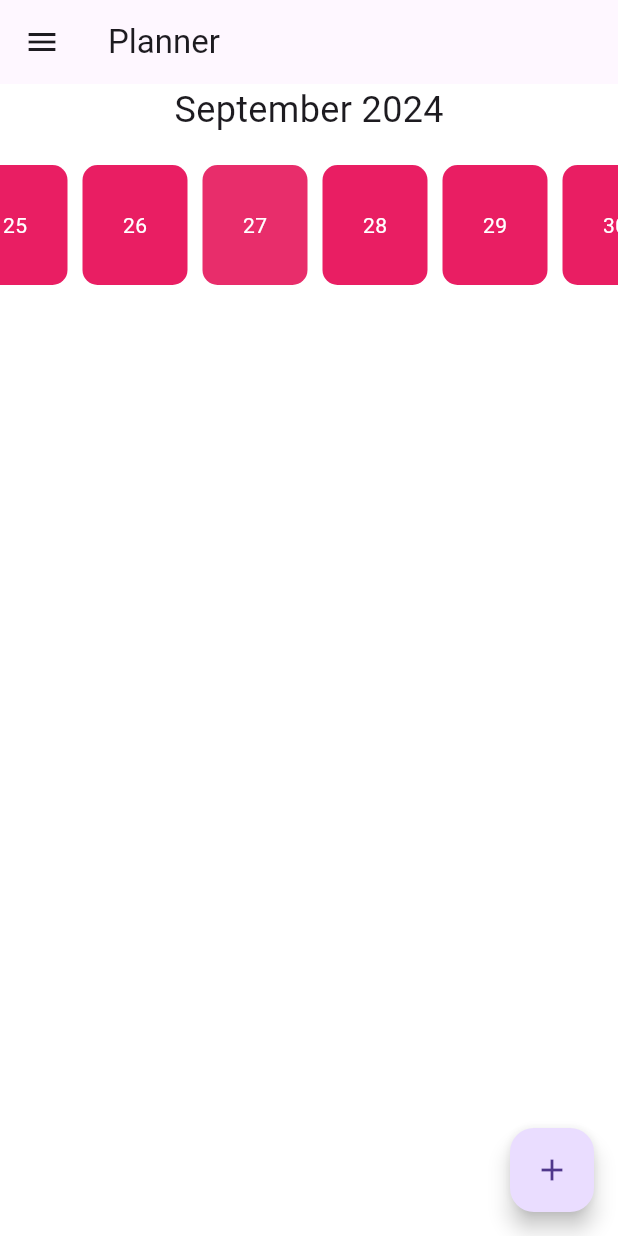
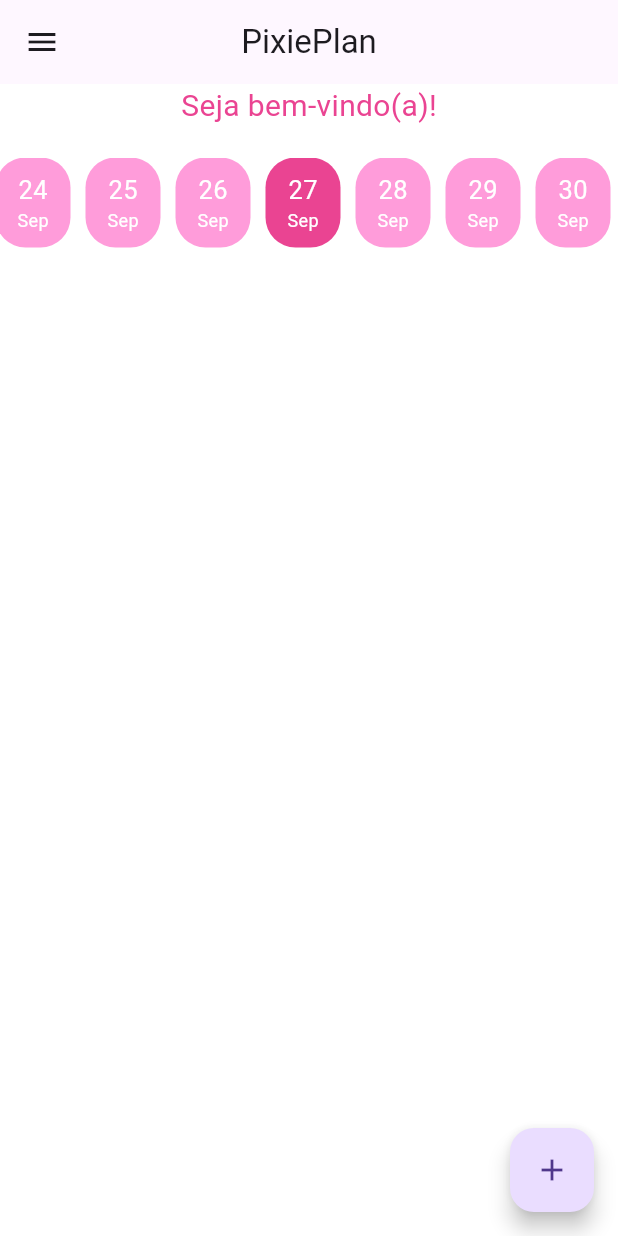
Before and after one commit to Debsmmaia/PixiePlan, a Flutter app: the screen it shows after launch, on a phone screen of 412 x 824 dp. Run offline on Flutter 3.47's test engine with Material 3 defaults, Android fonts, the phone set to English and light mode, and no system bars.

Commit message:
Mudança nos botões de dia da semana

```diff
--- a/lib/main.dart
+++ b/lib/main.dart
@@ -9,12 +9,12 @@ class MyApp extends StatelessWidget {
   @override
   Widget build(BuildContext context) {
     return MaterialApp(
-      title: 'Flutter Hello World',
+      title: 'Trabalho final',
       theme: ThemeData(
         primaryColor: Color(0xFFFFB2C1), // Rosa Claro
         scaffoldBackgroundColor: Colors.white, // Fundo Branco
       ),
-      home: const MyHomePage(title: 'Planner'),
+      home: const MyHomePage(title: 'PixiePlan'),
     );
   }
 }
@@ -74,6 +74,7 @@ class _MyHomePageState extends State<MyHomePage> {
       ),
       appBar: AppBar(
         title: Text(widget.title),
+        centerTitle: true,
       ),
       body: page,
       floatingActionButton: FloatingActionButton(
@@ -123,13 +124,13 @@ class PlannerPage extends StatelessWidget {
       children: [
         Center(
           child: Text(
-            DateFormat('MMMM yyyy').format(now), // Mês e ano atual
-            style: TextStyle(fontSize: 24),
+            'Seja bem-vindo(a)!',
+            style: TextStyle(fontSize: 20, color: Color(0xffea4492)),
           ),
         ),
         SizedBox(height: 20), // Espaçamento
         Container(
-          height: 80, // Altura do ListView horizontal
+          height: 60,
           child: ListView.builder(
             scrollDirection: Axis.horizontal, // Rolagem horizontal
             itemCount: days.length, // Número de dias
@@ -144,22 +145,35 @@ class PlannerPage extends StatelessWidget {
 
               return GestureDetector(
                 onTap: () {
-                  // Ação ao clicar no dia
-                  print(
-                      'Dia ${day.day} de ${DateFormat('MMMM').format(day)} selecionado');
+                  // modificar a página home
                 },
                 child: Container(
-                  width: 70,
+                  width: 50,
                   margin: EdgeInsets.symmetric(horizontal: 5),
+                  padding: EdgeInsets.symmetric(horizontal: 5),
                   decoration: BoxDecoration(
-                    color:
-                        isToday ? Color(0xffe82d6b) : Colors.pink, // Cor do dia
-                    borderRadius: BorderRadius.circular(10),
+                    color: isToday ? Color(0xffea4492) : Color(0xffff9cda),
+                    borderRadius: BorderRadius.circular(20),
                   ),
                   child: Center(
-                    child: Text(
-                      '${day.day}', // Mostra o dia
-                      style: TextStyle(color: Colors.white),
+                    child: Column(
+                      mainAxisAlignment:
+                          MainAxisAlignment.center, // Centraliza o conteúdo
+                      children: [
+                        Text(
+                          '${day.day}', // Mostra o dia
+                          style: TextStyle(
+                              color: Colors.white,
+                              fontSize: 17), // Estilo do dia
+                        ),
+                        Text(
+                          DateFormat('MMM').format(
+                              day), // Mostra o mês em formato abreviado (Jan, Feb...)
+                          style: TextStyle(
+                              color: Colors.white,
+                              fontSize: 12), // Estilo do mês
+                        ),
+                      ],
                     ),
                   ),
                 ),
```
